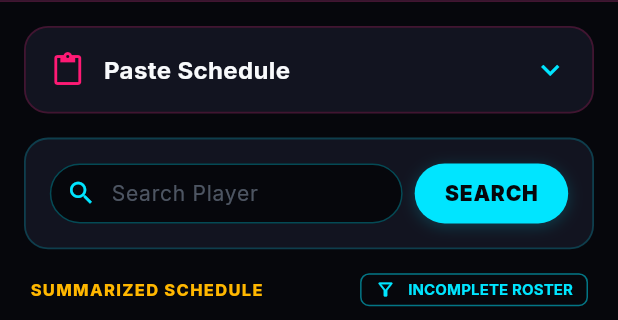
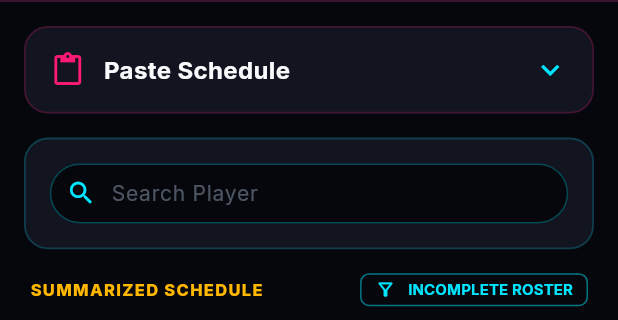
Before and after one commit to jeraldsubiera/schedule_summarizer, a Flutter app: the screen it shows after launch, on a phone screen of 412 x 824 dp, the part 94-414 px from its top. Run offline on Flutter 3.47's test engine with Material 3 defaults, Android fonts, the phone set to English and light mode, and no system bars; our stand-ins replace google_fonts, shared_preferences; network calls fail.

Commit message:
Remove SEARCH button; Enter-to-search; bump google_fonts

```diff
--- a/lib/widgets/search_autocomplete.dart
+++ b/lib/widgets/search_autocomplete.dart
@@ -49,7 +49,6 @@ class _SearchAutocompleteState extends State<SearchAutocomplete> {
   }
 
   void _onFocusChanged() {
-    // Delay hiding the dropdown slightly so that click/tap events on suggestion items can fully complete first!
     Future.delayed(const Duration(milliseconds: 150), () {
       if (mounted) {
         setState(() {
@@ -130,6 +129,10 @@ class _SearchAutocompleteState extends State<SearchAutocomplete> {
                         child: TextField(
                           controller: _searchController,
                           focusNode: _focusNode,
+                          onSubmitted: (val) {
+                            widget.onSearch(val);
+                            _focusNode.unfocus();
+                          },
                           style: ShuttleTheme.bodyMd.copyWith(color: ShuttleTheme.onBackground),
                           decoration: InputDecoration(
                             hintText: 'Search Player',
@@ -152,51 +155,9 @@ class _SearchAutocompleteState extends State<SearchAutocomplete> {
                   ),
                 ),
               ),
-              const SizedBox(width: 8),
-
-              // Search Button
-              SizedBox(
-                height: 40,
-                child: Container(
-                  decoration: BoxDecoration(
-                    borderRadius: BorderRadius.circular(ShuttleTheme.radiusFull),
-                    boxShadow: [
-                      BoxShadow(
-                        color: ShuttleTheme.neonTeal.withOpacity(0.2),
-                        blurRadius: 8,
-                        offset: const Offset(0, 2),
-                      )
-                    ],
-                  ),
-                  child: ElevatedButton(
-                    style: ElevatedButton.styleFrom(
-                      backgroundColor: ShuttleTheme.neonTeal,
-                      foregroundColor: const Color(0xFF06070C),
-                      elevation: 0,
-                      shape: RoundedRectangleBorder(
-                        borderRadius: BorderRadius.circular(ShuttleTheme.radiusFull),
-                      ),
-                      padding: const EdgeInsets.symmetric(horizontal: 20),
-                    ),
-                    onPressed: () {
-                      widget.onSearch(_searchController.text);
-                      _focusNode.unfocus();
-                    },
-                    child: Text(
-                      'SEARCH',
-                      style: ShuttleTheme.bodyMd.copyWith(
-                        fontWeight: FontWeight.w900,
-                        color: const Color(0xFF06070C),
-                        letterSpacing: 0.5,
-                      ),
-                    ),
-                  ),
-                ),
-              ),
             ],
           ),
 
-          // Autocomplete Dropdown Panel
           if (_showDropdown) ...[
             const SizedBox(height: 12),
             Material(
--- a/pubspec.yaml
+++ b/pubspec.yaml
@@ -32,7 +32,7 @@ dependencies:
     sdk: flutter
 
   cupertino_icons: ^1.0.8
-  google_fonts: ^6.2.0
+  google_fonts: ^8.1.0
   shared_preferences: ^2.2.2
 
 dev_dependencies:
```
Also changed, not shown: pubspec.lock.
